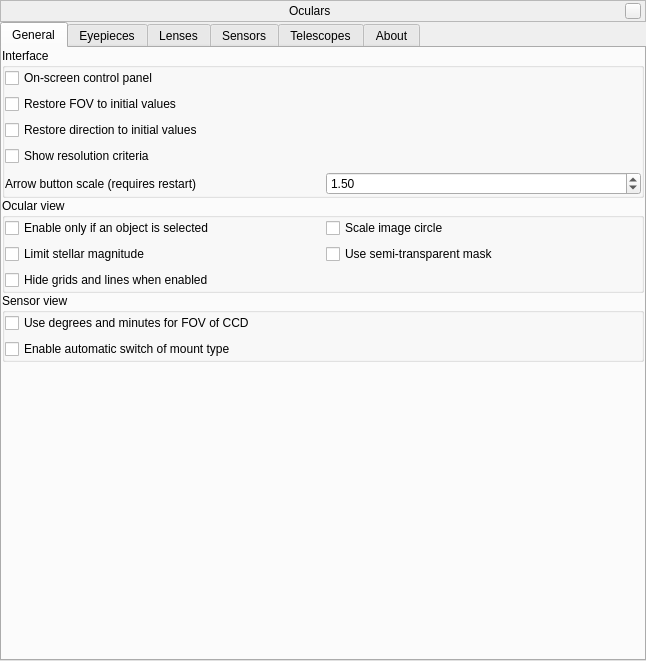
First picture: the form in plugins/Oculars/src/gui/ocularDialog.ui, repository 519984307/stellarium_src, before the edit.
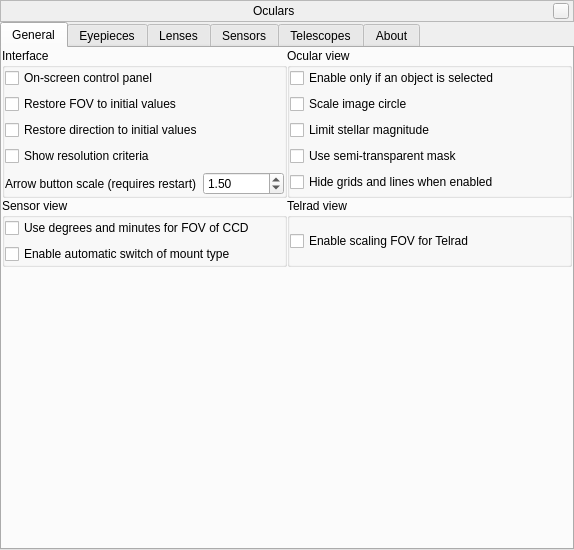
Second picture: the form after the edit. Icons and pictures are not drawn. Custom widgets are drawn as their Qt base class.

Commit message: Added option for Telrad + refactoring GUI

```diff
--- a/plugins/Oculars/src/gui/ocularDialog.ui
+++ b/plugins/Oculars/src/gui/ocularDialog.ui
@@ -6,8 +6,8 @@
    <rect>
     <x>0</x>
     <y>0</y>
-    <width>646</width>
-    <height>661</height>
+    <width>574</width>
+    <height>550</height>
    </rect>
   </property>
   <property name="sizePolicy">
@@ -162,10 +162,7 @@
          <attribute name="title">
           <string>General</string>
          </attribute>
-         <layout class="QVBoxLayout" name="verticalLayoutTabGeneral">
-          <property name="spacing">
-           <number>0</number>
-          </property>
+         <layout class="QGridLayout" name="gridLayout_10">
           <property name="leftMargin">
            <number>0</number>
           </property>
@@ -178,7 +175,10 @@
           <property name="bottomMargin">
            <number>0</number>
           </property>
-          <item>
+          <property name="spacing">
+           <number>0</number>
+          </property>
+          <item row="0" column="0">
            <widget class="QGroupBox" name="groupBoxInterface">
             <property name="title">
              <string>Interface</string>
@@ -196,14 +196,19 @@
              <property name="bottomMargin">
               <number>0</number>
              </property>
-             <item row="1" column="0">
-              <widget class="QCheckBox" name="checkBoxControlPanel">
+             <item row="8" column="0">
+              <layout class="QHBoxLayout" name="horizontalLayout_8">
+               <item>
+                <widget class="QLabel" name="arrowButtonScaleLabel">
+                 <property name="toolTip">
+                  <string/>
+                 </property>
                <property name="text">
-                <string>On-screen control panel</string>
+                  <string>Arrow button scale (requires restart)</string>
                </property>
               </widget>
              </item>
-             <item row="5" column="1">
+               <item>
               <widget class="QDoubleSpinBox" name="arrowButtonScaleDoubleSpinBox">
                <property name="minimum">
                 <double>1.000000000000000</double>
@@ -219,24 +224,23 @@
                </property>
               </widget>
              </item>
+              </layout>
+             </item>
              <item row="5" column="0">
-              <widget class="QLabel" name="arrowButtonScaleLabel">
+              <widget class="QCheckBox" name="checkBoxResolutionCriterion">
                <property name="text">
-                <string>Arrow button scale (requires restart)</string>
-               </property>
-              </widget>
-             </item>
-             <item row="3" column="0">
-              <widget class="QCheckBox" name="checkBoxInitialDirection">
-               <property name="toolTip">
-                <string>Mark it if you want the direction value the same like at the startup of Stellarium.</string>
-               </property>
-               <property name="text">
-                <string>Restore direction to initial values</string>
+                <string>Show resolution criteria</string>
                </property>
               </widget>
              </item>
              <item row="2" column="0">
+              <widget class="QCheckBox" name="checkBoxControlPanel">
+               <property name="text">
+                <string>On-screen control panel</string>
+               </property>
+              </widget>
+             </item>
+             <item row="3" column="0">
               <widget class="QCheckBox" name="checkBoxInitialFOV">
                <property name="toolTip">
                 <string>Mark it if you want the FOV value the same like at the startup of Stellarium.</string>
@@ -247,16 +251,19 @@
               </widget>
              </item>
              <item row="4" column="0">
-              <widget class="QCheckBox" name="checkBoxResolutionCriterion">
+              <widget class="QCheckBox" name="checkBoxInitialDirection">
+               <property name="toolTip">
+                <string>Mark it if you want the direction value the same like at the startup of Stellarium.</string>
+               </property>
                <property name="text">
-                <string>Show resolution criteria</string>
+                <string>Restore direction to initial values</string>
                </property>
               </widget>
              </item>
             </layout>
            </widget>
           </item>
-          <item>
+          <item row="0" column="1">
            <widget class="QGroupBox" name="groupBoxOcularOptions">
             <property name="title">
              <string>Ocular view</string>
@@ -274,10 +281,17 @@
              <property name="bottomMargin">
               <number>0</number>
              </property>
-             <item row="0" column="0">
-              <widget class="QCheckBox" name="requireSelectionCheckBox">
+             <item row="2" column="0">
+              <widget class="QCheckBox" name="scaleImageCircleCheckBox">
                <property name="text">
-                <string>Enable only if an object is selected</string>
+                <string>Scale image circle</string>
+               </property>
+              </widget>
+             </item>
+             <item row="6" column="0">
+              <widget class="QCheckBox" name="hideGridsLinesCheckBox">
+               <property name="text">
+                <string>Hide grids and lines when enabled</string>
                </property>
               </widget>
              </item>
@@ -291,14 +305,14 @@
                </property>
               </widget>
              </item>
-             <item row="0" column="1">
-              <widget class="QCheckBox" name="scaleImageCircleCheckBox">
+             <item row="0" column="0">
+              <widget class="QCheckBox" name="requireSelectionCheckBox">
                <property name="text">
-                <string>Scale image circle</string>
+                <string>Enable only if an object is selected</string>
                </property>
               </widget>
              </item>
-             <item row="3" column="1">
+             <item row="4" column="0">
               <widget class="QCheckBox" name="semiTransparencyCheckBox">
                <property name="toolTip">
                 <string>In ocular mode, allow some visibility outside ocular circle.</string>
@@ -308,17 +322,10 @@
                </property>
               </widget>
              </item>
-             <item row="4" column="0">
-              <widget class="QCheckBox" name="hideGridsLinesCheckBox">
-               <property name="text">
-                <string>Hide grids and lines when enabled</string>
-               </property>
-              </widget>
-             </item>
             </layout>
            </widget>
           </item>
-          <item>
+          <item row="1" column="0">
            <widget class="QGroupBox" name="groupBoxSensorOptions">
             <property name="title">
              <string>Sensor view</string>
@@ -356,15 +363,49 @@
             </layout>
            </widget>
           </item>
-          <item>
+          <item row="1" column="1">
+           <widget class="QGroupBox" name="groupBoxTelradOptions">
+            <property name="title">
+             <string>Telrad view</string>
+            </property>
+            <property name="alignment">
+             <set>Qt::AlignLeading|Qt::AlignLeft|Qt::AlignTop</set>
+            </property>
+            <layout class="QGridLayout" name="gridLayout_9">
+             <property name="leftMargin">
+              <number>0</number>
+             </property>
+             <property name="topMargin">
+              <number>0</number>
+             </property>
+             <property name="rightMargin">
+              <number>0</number>
+             </property>
+             <property name="bottomMargin">
+              <number>0</number>
+             </property>
+             <property name="spacing">
+              <number>0</number>
+             </property>
+             <item row="0" column="0">
+              <widget class="QCheckBox" name="checkBoxTelradFOVScaling">
+               <property name="text">
+                <string>Enable scaling FOV for Telrad</string>
+               </property>
+              </widget>
+             </item>
+            </layout>
+           </widget>
+          </item>
+          <item row="2" column="0" colspan="2">
            <spacer name="verticalSpacer_3">
             <property name="orientation">
              <enum>Qt::Vertical</enum>
             </property>
             <property name="sizeHint" stdset="0">
              <size>
-              <width>20</width>
-              <height>40</height>
+              <width>187</width>
+              <height>285</height>
              </size>
             </property>
            </spacer>
```
Left out of the diff: 1 changed line with no effect on the pictures. Lines whose indentation alone changed are shown as unchanged. The commit also changes 3 other files.
